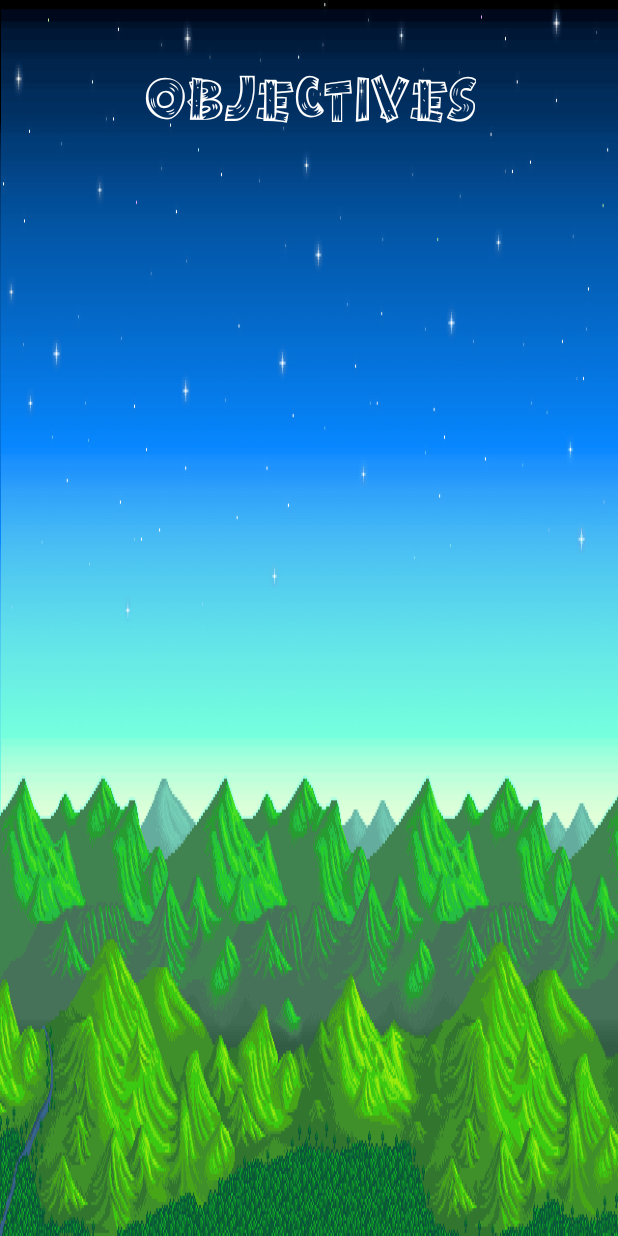
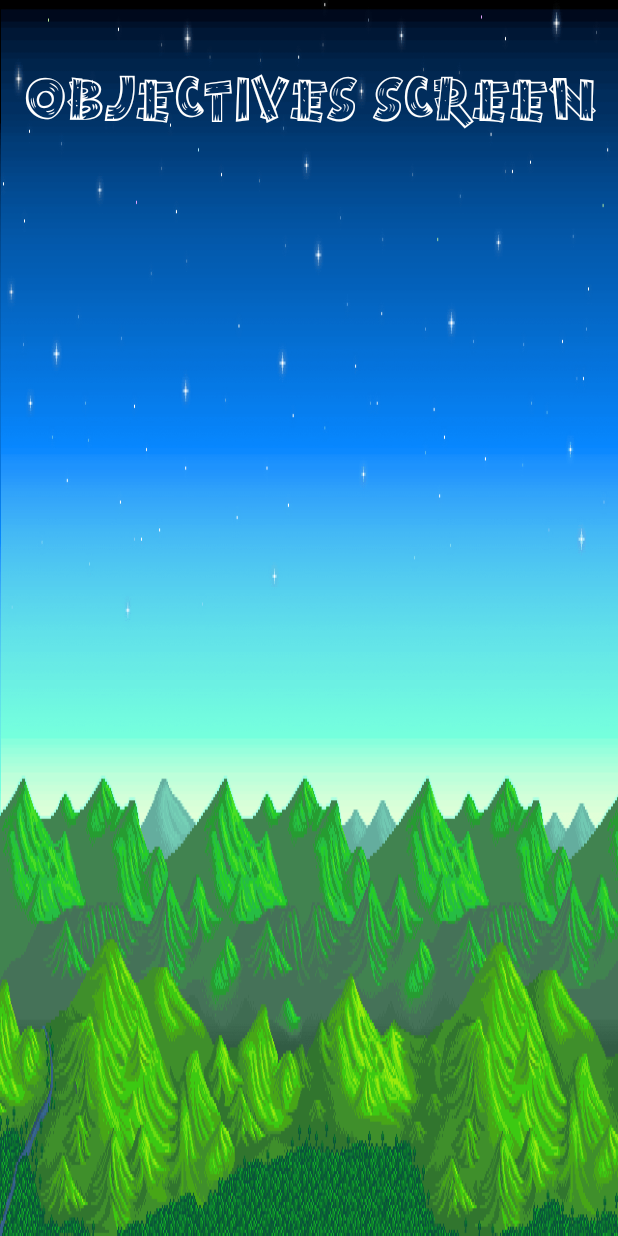
Before and after one commit to jfeng5529/HarvestValleyTest, an Android app: the screen it shows after launch (MainActivity), on a phone screen of 412 x 824 dp. Run offline under Robolectric (Android 15) with nearby library versions, the light colour scheme and no system bars; 2 statements that could not run were skipped.

Commit message:
a potato flew around my room

```diff
--- a/app/src/main/res/layout/content_main.xml
+++ b/app/src/main/res/layout/content_main.xml
@@ -17,7 +17,7 @@
         android:layout_marginStart="8dp"
         android:layout_marginTop="36dp"
         android:fontFamily="@font/burnstown_dam"
-        android:text="OBJECTIVES"
+        android:text="OBJECTIVES SCREEN"
         android:textAlignment="center"
         android:textColor="@android:color/background_light"
         android:textSize="45sp"
```
